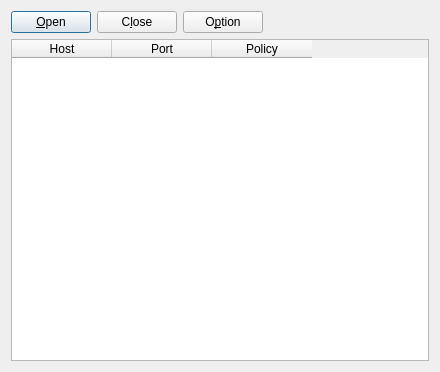
Qt form app/su/maindlg.ui (gilgil1973/su) before a commit.
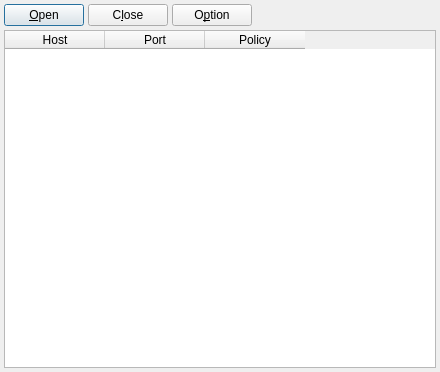
The same form after that commit. Icons and pictures are not drawn.

Diff of the .ui file:
```diff
--- a/app/su/maindlg.ui
+++ b/app/su/maindlg.ui
@@ -18,8 +18,26 @@
     <normaloff>:/su.ico</normaloff>:/su.ico</iconset>
   </property>
   <layout class="QGridLayout" name="gridLayout">
+   <property name="leftMargin">
+    <number>4</number>
+   </property>
+   <property name="topMargin">
+    <number>4</number>
+   </property>
+   <property name="rightMargin">
+    <number>4</number>
+   </property>
+   <property name="bottomMargin">
+    <number>4</number>
+   </property>
+   <property name="spacing">
+    <number>4</number>
+   </property>
    <item row="0" column="0">
     <layout class="QHBoxLayout" name="horizontalLayout">
+     <property name="spacing">
+      <number>4</number>
+     </property>
      <item>
       <widget class="QPushButton" name="btnOpen">
        <property name="text">
```
